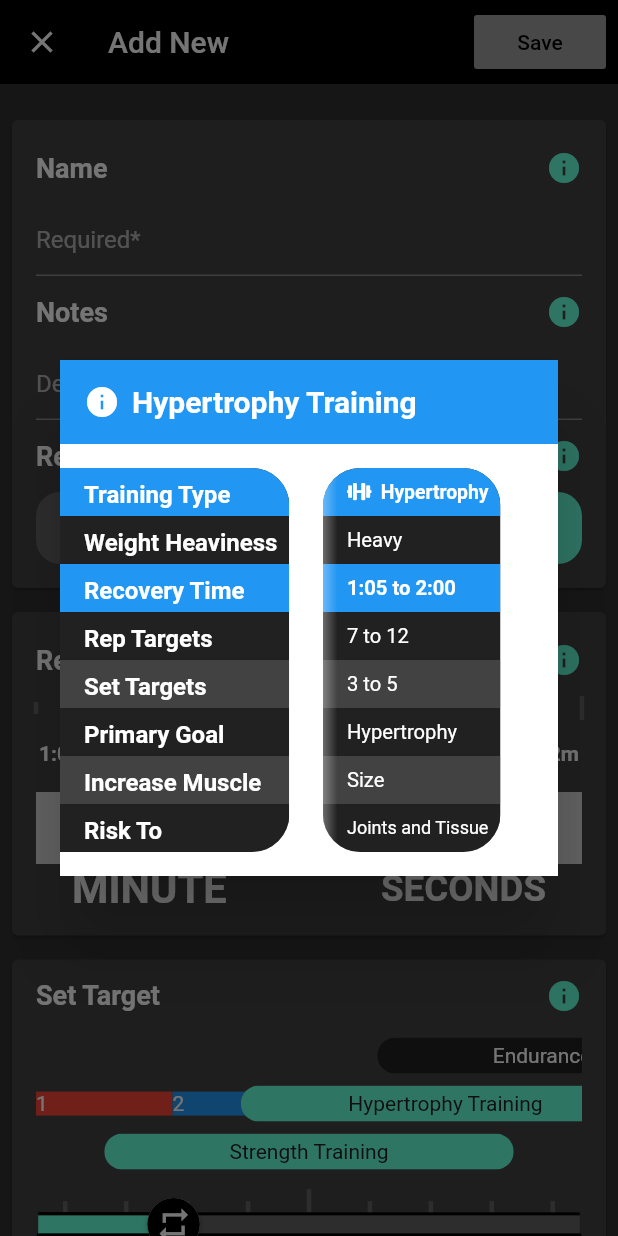
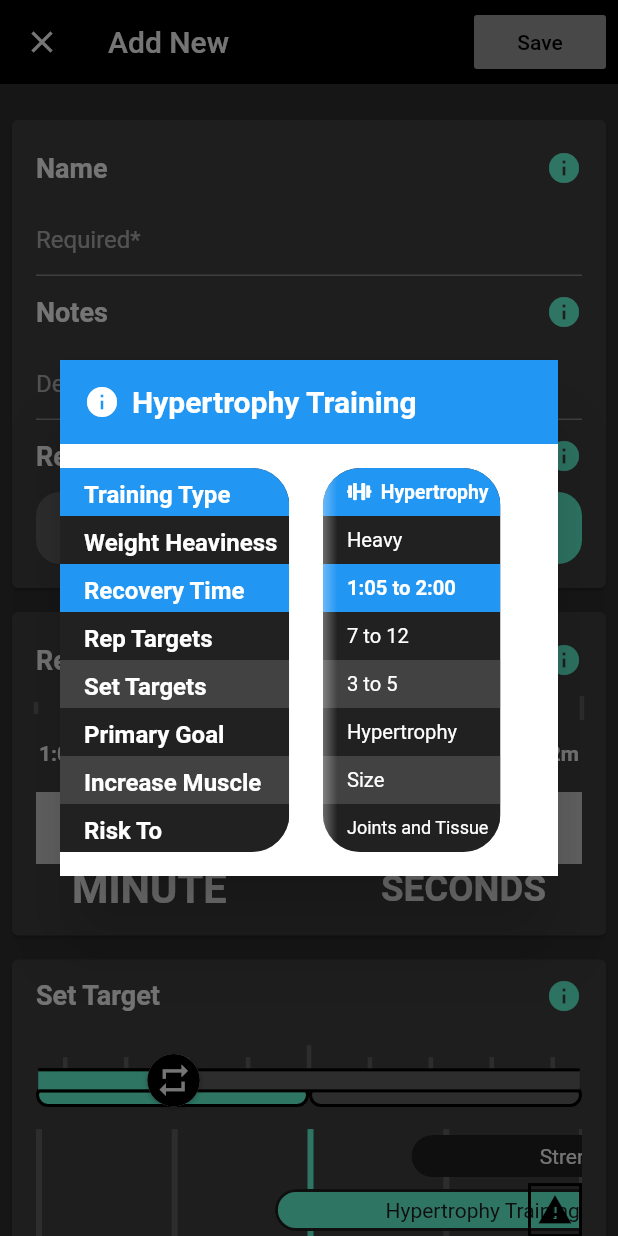
Before and after one commit to b-cancel/swol, a Flutter app: the AddExcercise screen opened directly with empty values, after a tap on "Hypertrophy Training", on a phone screen of 412 x 824 dp. Run offline on Flutter 3.47's test engine with Material 2 defaults, Android fonts, the phone set to English and light mode, and no system bars; drawn by our look-alikes of carousel_slider, flutter_xlider; our stand-ins replace diacritic, flutter_spinkit, flutter_sticky_header, font_awesome_flutter, liquid_progress_indicator, page_transition and 3 more; missing offline and left inert: animator, flutter_picker, flutter_statusbarcolor; accounts and stored records are empty; statements that could not run were skipped.

Commit message:
UI changes complete... now to refine the pop ups and such... and make a reference to the user probably wanting to check out the learn section

```diff
--- a/swol/lib/excerciseAddition/addExcercise.dart
+++ b/swol/lib/excerciseAddition/addExcercise.dart
@@ -16,6 +16,67 @@ import 'package:swol/sharedWidgets/timeHelper.dart';
 import 'package:swol/sharedWidgets/timePicker.dart';
 import 'package:swol/excerciseAddition/informationPopUps.dart';
 import 'package:swol/other/functions/helper.dart';
+
+makeTrainingTypePopUp({
+    @required BuildContext context,
+    @required String title,
+    bool showStrength: false,
+    bool showHypertrophy: false,
+    bool showEndurance: false,
+    int highlightfield: -1,
+  }){
+    return (){
+      showDialog(
+        context: context,
+        builder: (BuildContext context){
+          return SimpleDialog(
+            contentPadding: EdgeInsets.all(0),
+            titlePadding: EdgeInsets.all(0),
+            title: Container(
+              width: MediaQuery.of(context).size.width,
+              color: Colors.blue,
+              child: Padding(
+                padding: const EdgeInsets.all(16.0),
+                child: Row(
+                  children: <Widget>[
+                    Padding(
+                      padding: EdgeInsets.only(
+                        right: 8,
+                      ),
+                      child: Icon(
+                        Icons.info,
+                        color: Colors.white,
+                      ),
+                    ),
+                    new Text(
+                      title,
+                      style: TextStyle(
+                        color: Colors.white,
+                        fontWeight: FontWeight.bold,
+                      ),
+                    ),
+                  ],
+                ),
+              ),
+            ),
+            children: <Widget>[
+              Container(
+                color: Colors.white,
+                width: MediaQuery.of(context).size.width,
+                child: ScrollableTrainingTypes(
+                  lightMode: true,
+                  showEndurance: showEndurance,
+                  showHypertrophy: showHypertrophy,
+                  showStrength: showStrength,
+                  highlightField: highlightfield,
+                ),
+              ),
+            ],
+          );
+        }
+      );
+    };
+  }
 
 //main widget
 class AddExcercise extends StatefulWidget {
@@ -90,66 +151,6 @@ class _AddExcerciseState extends State<AddExcercise> {
 
     //super init
     super.initState();
-  }
-
-  makeTrainingTypePopUp({
-    @required String title,
-    bool showStrength: false,
-    bool showHypertrophy: false,
-    bool showEndurance: false,
-    int highlightfield: -1,
-  }){
-    return (){
-      showDialog(
-        context: context,
-        builder: (BuildContext context){
-          return SimpleDialog(
-            contentPadding: EdgeInsets.all(0),
-            titlePadding: EdgeInsets.all(0),
-            title: Container(
-              width: MediaQuery.of(context).size.width,
-              color: Colors.blue,
-              child: Padding(
-                padding: const EdgeInsets.all(16.0),
-                child: Row(
-                  children: <Widget>[
-                    Padding(
-                      padding: EdgeInsets.only(
-                        right: 8,
-                      ),
-                      child: Icon(
-                        Icons.info,
-                        color: Colors.white,
-                      ),
-                    ),
-                    new Text(
-                      title,
-                      style: TextStyle(
-                        color: Colors.white,
-                        fontWeight: FontWeight.bold,
-                      ),
-                    ),
-                  ],
-                ),
-              ),
-            ),
-            children: <Widget>[
-              Container(
-                color: Colors.white,
-                width: MediaQuery.of(context).size.width,
-                child: ScrollableTrainingTypes(
-                  lightMode: true,
-                  showEndurance: showEndurance,
-                  showHypertrophy: showHypertrophy,
-                  showStrength: showStrength,
-                  highlightField: highlightfield,
-                ),
-              ),
-            ],
-          );
-        }
-      );
-    };
   }
 
   @override
@@ -338,6 +339,7 @@ class _AddExcerciseState extends State<AddExcercise> {
                               Range(
                                 name: "Endurance Training",
                                 onTap: makeTrainingTypePopUp(
+                                  context: context,
                                   title: "Endurance Training",
                                   showEndurance: true,
                                   highlightfield: 2,
@@ -355,6 +357,7 @@ class _AddExcerciseState extends State<AddExcercise> {
                               Range(
                                 name: "Hypertrophy Training",
                                 onTap: makeTrainingTypePopUp(
+                                  context: context,
                                   title: "Hypertrophy Training",
                                   showHypertrophy: true,
                                   highlightfield: 2,
@@ -371,6 +374,7 @@ class _AddExcerciseState extends State<AddExcercise> {
                               Range(
                                 name: "Hypertrophy/Strength (50/50)",
                                 onTap: makeTrainingTypePopUp(
+                                  context: context,
                                   title: "Hyper/Str (50/50)",
                                   showHypertrophy: true,
                                   showStrength: true,
@@ -388,6 +392,7 @@ class _AddExcerciseState extends State<AddExcercise> {
                               Range(
                                 name: "Strength Training",
                                 onTap: makeTrainingTypePopUp(
+                                  context: context,
                                   title: "Strength Training",
                                   showStrength: true,
                                   highlightfield: 2,
@@ -397,7 +402,7 @@ class _AddExcerciseState extends State<AddExcercise> {
                                 ),
                                 right: SliderToolTipButton(
                                   buttonText: "4:55",
-                                  tooltipText: "any more, and your muscles would've cooled off",
+                                  tooltipText: "any more, and your muscles would have cooled off",
                                 ),
                                 startSeconds: 185,
                                 endSeconds: 295,
@@ -425,64 +430,26 @@ class _AddExcerciseState extends State<AddExcercise> {
                             left: 16,
                             right: 16,
                           ),
-                          child: Column(
-                            mainAxisSize: MainAxisSize.min,
-                            children: <Widget>[
-                              Container(
+                          child: Container(
                             child: new HeaderWithInfo(
                               title: "Set Target",
                               popUp: new SetTargetPopUp(),
                             ),
-                              ),
-                              TrainingTypeIndicator(
-                                setTarget: setTarget,
-                              ),
-                            ],
                           ),
                         ),
                         new CustomSlider(
                           value: setTarget,
                           lastTick: 9,
                         ),
-                        //TODO: when set target is above 6
-                        //TODO: explain that it might be best to increase something else
-                        //TODO: because if you wait this long , your muscles will cool down between sets
-                        AnimatedBuilder(
-                          animation: setTarget,
-                          builder: (context, child){
-                            if(setTarget.value <= 6) return Container();
-                            else{
-                              return Container(
+                        Container(
                           padding: EdgeInsets.only(
-                                  left: 24,
-                                  right: 24,
-                                  bottom: 16,
+                            //Top 16 padding address above
+                            left: 16,
+                            right: 16,
                           ),
-                                child: Row(
-                                  crossAxisAlignment: CrossAxisAlignment.end,
-                                  children: <Widget>[
-                                    Padding(
-                                      padding: EdgeInsets.only(
-                                        right: 8,
+                          child: TrainingTypeIndicator(
+                            setTarget: setTarget,
                           ),
-                                      child: Icon(
-                                        Icons.warning,
-                                        color: Colors.yellow,
-                                      ),
-                                    ),
-                                    Expanded(
-                                      child: Text(
-                                        "Consider increasing weight or reps instead",
-                                        style: TextStyle(
-                                          fontWeight: FontWeight.bold,
-                                        ),
-                                      ),
-                                    )
-                                  ],
-                                ),
-                              );
-                            }
-                          },
                         ),
                       ]
                     ),
@@ -524,6 +491,7 @@ class _AddExcerciseState extends State<AddExcercise> {
                                 Range(
                                   name: "Strength Training",
                                   onTap: makeTrainingTypePopUp(
+                                    context: context,
                                     title: "Strength Training",
                                     showStrength: true,
                                     highlightfield: 3,
@@ -540,6 +508,7 @@ class _AddExcerciseState extends State<AddExcercise> {
                                 Range(
                                   name: "Hypertrophy Training",
                                   onTap: makeTrainingTypePopUp(
+                                    context: context,
                                     title: "Hypertrophy Training",
                                     showHypertrophy: true,
                                     highlightfield: 3,
@@ -556,6 +525,7 @@ class _AddExcerciseState extends State<AddExcercise> {
                                 Range(
                                   name: "Endurance Training",
                                   onTap: makeTrainingTypePopUp(
+                                    context: context,
                                     title: "Endurance Training",
                                     showEndurance: true,
                                     highlightfield: 3,
@@ -565,7 +535,7 @@ class _AddExcerciseState extends State<AddExcercise> {
                                   ),
                                   right: SliderToolTipButton(
                                     buttonText: "35",
-                                    tooltipText: "any more, and the one rep max equation function will fail",
+                                    tooltipText: "any more, and we won't be able to estimate your 1 Rep Max",
                                   ),
                                   startSeconds: (13*5),
                                   endSeconds: (35*5),
@@ -587,6 +557,7 @@ class _AddExcerciseState extends State<AddExcercise> {
                             //Top 16 padding address above
                             left: 16,
                             right: 16,
+                            bottom: 16,
                           ),
                           child: Column(
                             mainAxisSize: MainAxisSize.min,
@@ -677,136 +648,180 @@ class _TrainingTypeIndicatorState extends State<TrainingTypeIndicator> {
 
   @override
   Widget build(BuildContext context) {
-    double sectionSize = (MediaQuery.of(context).size.width-48)/4;
-    return Container(
-      height: 96, //manually set
-      child: ListView(
+    double tickWidth = 4;
+    double totalScreenWidth = MediaQuery.of(context).size.width - 48;
+    double totalSliderWidth = (totalScreenWidth/4) * 8;
+
+    double tickSpace = tickWidth * 9;
+    double spacerSpace = totalSliderWidth - tickSpace;
+    double spacerWidth = spacerSpace / 8;
+
+    List<Widget> ticksAndStuff = new List<Widget>();
+
+    //add our first tick
+    ticksAndStuff.add(
+      Tick(
+        tickWidth: tickWidth,
+        setTarget: widget.setTarget,
+        value: 1,
+      ),
+    );
+
+    //add spacer then tick 8 times
+    for(int i = 0; i < 8; i++){
+      //spacer
+      ticksAndStuff.add(
+        Container(
+          width: spacerWidth,
+        ),
+      );
+
+      //tick
+      ticksAndStuff.add(
+        Tick(
+          tickWidth: tickWidth,
+          setTarget: widget.setTarget,
+          value: (i+2),
+        ),
+      );
+    }
+
+    return Padding(
+      padding: const EdgeInsets.only(
+        bottom: 16.0,
+      ),
+      child: Container(
+        height: 108, //manually set
+        child: Stack(
+          children: <Widget>[
+            ListView(
               physics: NeverScrollableScrollPhysics(),
               scrollDirection: Axis.horizontal,
               controller: controller,
               children: [
                 Stack(
                   children: <Widget>[
-
                     Row(
                       mainAxisSize: MainAxisSize.min,
-                children: <Widget>[
-                  Tick(
-                    tickActive: (widget.setTarget.value == 1),
+                      children: ticksAndStuff,
                     ),
-                  Container(
-                    height: 16,
-                    width: sectionSize,
-                    color: Colors.red,
-                    child: Text("1"),
-                  ),
-                  Tick(
-                    tickActive: (widget.setTarget.value == 2),
-                  ),
-                  Container(
-                    height: 16,
-                    width: sectionSize,
-                    color: Colors.blue,
-                    child: Text("2"),
-                  ),
-                  Tick(
-                    tickActive: (widget.setTarget.value == 3),
-                  ),
-                  Container(
-                    height: 16,
-                    width: sectionSize,
-                    color: Colors.red,
-                    child: Text("3"),
-                  ),
-                  Tick(
-                    tickActive: (widget.setTarget.value == 4),
-                  ),
-                  Container(
-                    height: 16,
-                    width: sectionSize,
-                    color: Colors.blue,
-                    child: Text("4"),
-                  ),
-                  Tick(
-                    tickActive: (widget.setTarget.value == 5),
-                  ),
-                  Container(
-                    height: 16,
-                    width: sectionSize,
-                    color: Colors.red,
-                    child: Text("5"),
-                  ),
-                  Tick(
-                    tickActive: (widget.setTarget.value == 6),
-                  ),
-                  Container(
-                    height: 16,
-                    width: sectionSize,
-                    color: Colors.blue,
-                    child: Text("6"),
-                  ),
-                  Tick(
-                    tickActive: (widget.setTarget.value == 7),
-                  ),
-                  Container(
-                    height: 16,
-                    width: sectionSize,
-                    color: Colors.red,
-                    child: Text("7"),
-                  ),
-                  Tick(
-                    tickActive: (widget.setTarget.value == 8),
-                  ),
-                  Container(
-                    height: 16,
-                    width: sectionSize,
-                    color: Colors.blue,
-                    child: Text("8"),
-                  ),
-                  Tick(
-                    tickActive: (widget.setTarget.value == 9),
-                  ),
-                ],
-              ),
-
                     Column(
                       children: <Widget>[
                         Pill(
                           setTarget: widget.setTarget,
                           actives: [4,5,6],
-                    sectionSize: sectionSize,
-                    name: "Endurance Training",
-                    onTap: (){
-                      print("end");
-                    },
+                          sectionSize: totalScreenWidth/4,
+                          name: "Strength Training",
+                          onTap: makeTrainingTypePopUp(
+                            context: context,
+                            title: "Strength Training",
+                            showStrength: true,
+                            highlightfield: 4,
+                          ),
                           leftMultiplier: 2.5,
                           rightMultiplier: 2.5,
                         ),
                         Pill(
                           setTarget: widget.setTarget,
                           actives: [3,4,5],
-                    sectionSize: sectionSize,
+                          sectionSize: totalScreenWidth/4,
                           name: "Hypertrophy Training",
-                    onTap: (){
-                      print("hyper");
-                    },
+                          onTap: makeTrainingTypePopUp(
+                            context: context,
+                            title: "Hypertrophy Training",
+                            showHypertrophy: true,
+                            highlightfield: 4,
+                          ),
                           leftMultiplier: 1.5,
                           rightMultiplier: 3.5,
                         ),
                         Pill(
                           setTarget: widget.setTarget,
-                    actives: [2,3,4],
-                    sectionSize: sectionSize,
-                    name: "Strength Training",
-                    onTap: (){
-                      print("str");
-                    },
-                    leftMultiplier: .5,
-                    rightMultiplier: 4.5,
+                          actives: [1,2,3], //+1
+                          sectionSize: totalScreenWidth/4,
+                          name: "Endurance Training",
+                          onTap: makeTrainingTypePopUp(
+                            context: context,
+                            title: "Endurance Training",
+                            showEndurance: true,
+                            highlightfield: 4,
+                          ),
+                          leftMultiplier: 0,
+                          rightMultiplier: 5.5,
                         ),
                       ],
+                    ),
+                  ],
+                ),
+              ],
+            ),
+            Positioned(
+              right: 0,
+              top: 0,
+              bottom: 0,
+              child: Center(
+                child: Tooltip(
+                  message: "You shouldn't do anymore than 6 sets",
+                  waitDuration: Duration(milliseconds: 100),
+                  preferBelow: false,
+                  child: Container(
+                    decoration: BoxDecoration(
+                      border: Border.all(
+                        color: Theme.of(context).primaryColorDark,
+                        width: 2,
+                      )
+                    ),
+                    padding: EdgeInsets.symmetric(
+                      horizontal: 4,
+                      vertical: 4,
+                    ),
+                    child: Icon(
+                      Icons.warning,
+                      color: Theme.of(context).primaryColorDark,
+                    ),
+                  ),
+                ),
+              ),
             )
           ],
+        ),
+      ),
+    );
+  }
+}
+
+class NoMoreThan6 extends StatelessWidget {
+  const NoMoreThan6({
+    Key key,
+  }) : super(key: key);
+
+  @override
+  Widget build(BuildContext context) {
+    return Positioned.fill(
+      child: Row(
+        mainAxisSize: MainAxisSize.max,
+        mainAxisAlignment: MainAxisAlignment.end,
+        children: <Widget>[
+          Tooltip(
+            message: "You shouldn't do anymore than 6 reps",
+            waitDuration: Duration(milliseconds: 100),
+            preferBelow: false,
+            child: Container(
+              decoration: BoxDecoration(
+                border: Border.all(
+                  color: Theme.of(context).primaryColorDark,
+                  width: 2,
+                )
+              ),
+              padding: EdgeInsets.symmetric(
+                horizontal: 4,
+                vertical: 4,
+              ),
+              child: Icon(
+                Icons.warning,
+                color: Theme.of(context).primaryColorDark,
+              ),
+            ),
           ),
         ],
       ),
@@ -875,7 +890,14 @@ class _PillState extends State<Pill> {
             borderRadius: BorderRadius.circular(24),
             child: AnimatedContainer(
               duration: Duration(milliseconds: 250),
+              decoration: BoxDecoration(
+                borderRadius: BorderRadius.circular(24),
+                border: Border.all(
+                  width: 2,
+                  color: Theme.of(context).primaryColor,
+                ),
                 color: active ? Theme.of(context).accentColor : Theme.of(context).primaryColor,
+              ),
               child: Material(
                 color: Colors.transparent,
                 child: InkWell(
@@ -905,31 +927,49 @@ class _PillState extends State<Pill> {
   }
 }
 
-class Tick extends StatelessWidget {
+class Tick extends StatefulWidget {
   const Tick({
     Key key,
-    @required this.tickActive,
+    @required this.tickWidth,
+    @required this.setTarget,
+    @required this.value,
   }) : super(key: key);
 
-  final bool tickActive;
+  final double tickWidth;
+  final ValueNotifier<int> setTarget;
+  final int value;
+
+  @override
+  _TickState createState() => _TickState();
+}
+
+class _TickState extends State<Tick> {
+  bool tickActive;
+
+  setTargetToTickActive(){
+    tickActive = (widget.setTarget.value == widget.value);
+  }
+
+  @override
+  void initState() {
+    //init
+    setTargetToTickActive();
+
+    //update
+    widget.setTarget.addListener((){
+      setTargetToTickActive();
+      setState(() {});
+    });
+
+    //super init
+    super.initState();
+  }
 
   @override
   Widget build(BuildContext context) {
-    double tickHeight = 16;
-    double tickWidth = 3;
-
-    double actualTickWidth =  (tickActive) ? tickWidth : 0;
-
-    return Container();
-
-    /*SizedOverflowBox(
-      size: Size(actualTickWidth, tickHeight),
-      child: Container(
-        height: tickHeight,
-        width: actualTickWidth,
-        color: Theme.of(context).accentColor,
-      ),
+    return Container(
+      width: widget.tickWidth,
+      color: (tickActive) ? Theme.of(context).accentColor : Theme.of(context).backgroundColor,
     );
-    */
   }
 }
```
Lines whose indentation alone changed are shown as unchanged.
